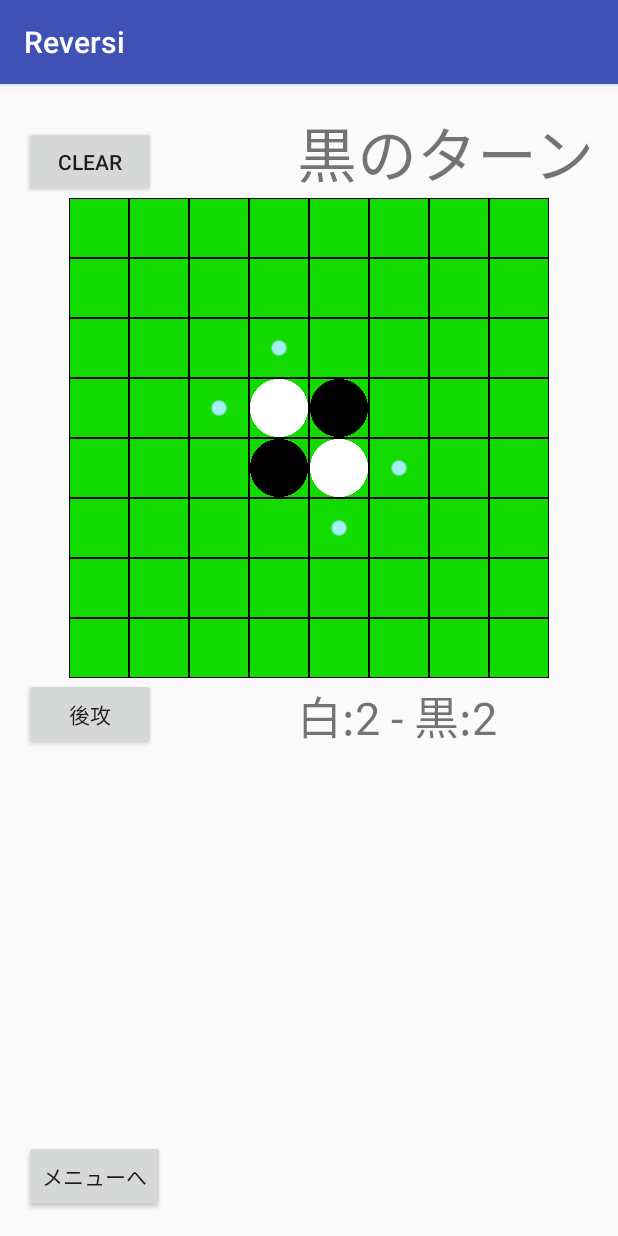
After one commit to kudoh74/Reversi, an Android app: the GameHvsC2 screen opened directly, with no data from a screen before it, on a phone screen of 412 x 824 dp. The commit adds this screen. Run offline under Robolectric (Android 15) with nearby library versions, the phone set to English and light mode, and no system bars.

Commit message:
重み付けで評価するAIを追加
パスした時の処理がうまくいっているのかどうか
相手がパスした時には正常に動くが
自分がパスした時の挙動が正常かどうか

```diff
--- a/app/src/main/AndroidManifest.xml
+++ b/app/src/main/AndroidManifest.xml
@@ -27,6 +27,10 @@
             android:name=".GameHvsC1"
             android:label="@string/app_name">
         </activity>
+        <activity
+            android:name=".GameHvsC2"
+            android:label="@string/app_name">
+        </activity>
     </application>
 
 </manifest>
--- a/app/src/main/java/com/example/tobashunsuke/reversi/Computer.java
+++ b/app/src/main/java/com/example/tobashunsuke/reversi/Computer.java
@@ -2,6 +2,8 @@ package com.example.tobashunsuke.reversi;
 
 import android.util.Log;
 
+import java.util.ArrayList;
+import java.util.List;
 import java.util.Random;
 
 public class Computer {
@@ -10,6 +12,8 @@ public class Computer {
 
     private static int comOrder1 = 2; // cpu
     private static boolean hasTurnChange = false;
+
+    private static List<Integer> weightList = new ArrayList<>(); // 重み付け格納リスト
 
     public int getComOrder1() {
         return comOrder1;
@@ -48,4 +52,92 @@ public class Computer {
         }
     }
 
+    public void initCom2List(){
+        weightList.clear();
+
+        weightList.add(30); // a1
+        weightList.add(-12);
+        weightList.add(0);
+        weightList.add(-1);
+        weightList.add(-1);
+        weightList.add(0);
+        weightList.add(-12);
+        weightList.add(30);
+        weightList.add(-12); // a2
+        weightList.add(-15);
+        weightList.add(-3);
+        weightList.add(-3);
+        weightList.add(-3);
+        weightList.add(-3);
+        weightList.add(-15);
+        weightList.add(-12);
+        weightList.add(0); // a3
+        weightList.add(-3);
+        weightList.add(0);
+        weightList.add(1);
+        weightList.add(1);
+        weightList.add(0);
+        weightList.add(-3);
+        weightList.add(0);
+        weightList.add(-1); // a4
+        weightList.add(-3);
+        weightList.add(-1);
+        weightList.add(-1);
+        weightList.add(-1);
+        weightList.add(-1);
+        weightList.add(-3);
+        weightList.add(-1);
+        weightList.add(-1); // a5
+        weightList.add(-3);
+        weightList.add(-1);
+        weightList.add(-1);
+        weightList.add(-1);
+        weightList.add(-1);
+        weightList.add(-3);
+        weightList.add(-1);
+        weightList.add(0); // a6
+        weightList.add(-3);
+        weightList.add(0);
+        weightList.add(1);
+        weightList.add(1);
+        weightList.add(0);
+        weightList.add(-3);
+        weightList.add(0);
+        weightList.add(-12); // a7
+        weightList.add(-15);
+        weightList.add(-3);
+        weightList.add(-3);
+        weightList.add(-3);
+        weightList.add(-3);
+        weightList.add(-15);
+        weightList.add(-12);
+        weightList.add(30); // a8
+        weightList.add(-12);
+        weightList.add(0);
+        weightList.add(-1);
+        weightList.add(-1);
+        weightList.add(0);
+        weightList.add(-12);
+        weightList.add(30);
+    }
+
+    public int com2AI(){
+        int max = -15; // 重みで一番低い値で初期化
+        int iCntnr = 0; // iの格納場所
+        Log.d("onclick", String.valueOf(gObj.getCanPutList().size()) + "piece");
+        if(gObj.getCanPutList().size() == 1){ // canPutListのサイズが1だと乱数を使えないため
+            return gObj.getCanPutList().get(0);
+        } else if(gObj.getCanPutList().size() < 1){ // canPutListのエラー
+            return -1;
+        } else {
+            for (int i = 0; i < gObj.getCanPutList().size(); i++) {
+                if(max < weightList.get(gObj.getCanPutList().get(i))){
+                    max = weightList.get(gObj.getCanPutList().get(i));
+                    iCntnr = i;
+                }
+            }
+            return gObj.getCanPutList().get(iCntnr); // 配列の個数を引数に0〜n-1の乱数を返しそれを添字にリストの値を返す
+        }
+    }
+
 }
--- /dev/null
+++ b/app/src/main/java/com/example/tobashunsuke/reversi/GameHvsC2.java
@@ -0,0 +1,301 @@
+package com.example.tobashunsuke.reversi;
+
+import android.content.Context;
+import android.graphics.drawable.Drawable;
+import android.support.v7.app.AppCompatActivity;
+import android.os.Bundle;
+import android.util.Log;
+import android.view.LayoutInflater;
+import android.view.View;
+import android.view.ViewGroup;
+import android.widget.AdapterView;
+import android.widget.BaseAdapter;
+import android.widget.Button;
+import android.widget.GridView;
+import android.widget.ImageView;
+import android.widget.TextView;
+
+import java.util.List;
+
+public class GameHvsC2 extends AppCompatActivity {
+    private GridAdapter adapter;
+
+    private InitFlip initFlip = new InitFlip();
+    private GameObject gObj = new GameObject();
+    private Computer computer = new Computer();
+
+    private Button returnGameMode;
+    private Button afterAttack;
+
+    private Button boardClear;
+    private TextView whichTurn;
+    private TextView resultText;
+    private TextView w_bText;
+
+    @Override
+    public void onCreate(Bundle savedInstanceState) {
+        super.onCreate(savedInstanceState);
+        setContentView(R.layout.game_h_vs_c2);
+
+        returnGameMode = (Button) findViewById(R.id.return_gamemode2);
+        afterAttack = (Button) findViewById(R.id.after_attack2);
+
+        boardClear = (Button) findViewById(R.id.button_clear2); // 盤のクリア
+        whichTurn = (TextView) findViewById(R.id.textView_turn2); // どちらのターンか表示
+        resultText = (TextView) findViewById(R.id.textView_result2); // 結果の表示
+        w_bText = (TextView) findViewById(R.id.textView_wb2); // 白と黒の数の表示
+
+        resultText.setText("");
+        setWBText();
+
+        // GridViewのインスタンスを生成
+        final GridView gridview = (GridView) findViewById(R.id.gridview2);
+        // BaseAdapter を継承したGridAdapterのインスタンスを生成
+        // 子要素のレイアウトファイル grid_items.xml を activity_main.xml に inflate するためにGridAdapterに引数として渡す
+        adapter = new GridAdapter(this.getApplicationContext(), R.layout.grid_items, gObj.getImgList());
+        // gridViewにadapterをセット
+        gridview.setAdapter(adapter);
+
+        // /assets/image/以下に画像を入れています
+        // それのパスを取り出す method
+        initFlip.initBoard();
+
+        initFlip.putPlace();// 置ける場所に置ける画像を配置
+
+        initGui(); // guiの初期化
+        computer.setHasTurnChange(false);
+
+        computer.initCom2List(); // 重み付けのリストの初期化
+
+
+        // gridviewをタップしたとき
+        gridview.setOnItemClickListener(new AdapterView.OnItemClickListener() {
+            public void onItemClick(AdapterView<?> parent, View view, int position, long id) {
+
+                if (initFlip.canPut(position) && gObj.getImgList().get(position).equals(gObj.getPiece(3))) { // 置くことができ、置ける画像の場所なら
+
+                    for (int i = 0; i <= 1; i++) {
+
+                        if (i == 0) {
+                            clickAndCom(position);
+                            adapter.notifyDataSetChanged();
+                        } else if(computer.getComOrder1() == gObj.getSTurn()){
+                            Log.e("onclick", "through : 33333");/*
+                            for(int j = 0; j < 8; j++) {
+                                gObj.getImgList().set(8 * j, gObj.getPiece(2));
+                                gObj.getImgList().set((8 * j) + 1, gObj.getPiece(1));
+                                gObj.getImgList().set((8 * j) + 2, gObj.getPiece(0));
+                                gObj.getImgList().set((8 * j) + 3, gObj.getPiece(0));
+                                gObj.getImgList().set((8 * j) + 4, gObj.getPiece(0));
+                                gObj.getImgList().set((8 * j) + 5, gObj.getPiece(0));
+                                gObj.getImgList().set((8 * j) + 6, gObj.getPiece(0));
+                            }*/
+                            while (computer.getComOrder1() == gObj.getSTurn()) {
+                                initFlip.putPlace();// 置ける場所に置ける画像を配置
+                                position = computer.com2AI();
+
+                                if (position == -1) { // エラー、置く場所がない
+                                    gObj.setSTurn(3 - gObj.getSTurn()); // ターンチェンジ
+                                    computer.setHasTurnChange(true); // ターンチェンジしたことを保存
+                                    setWhichTurn();
+                                    Log.e("onclick", "through : 3");
+                                    break;
+                                }
+                                clickAndCom(position);
+                                Log.d("onclick", String.valueOf(position));
+                                adapter.notifyDataSetChanged();
+                                Log.d("onclick", "through : 1");
+                                //computer.waitTime();
+                            }
+                        }
+
+                    }
+                }
+
+                if (computer.getHasTurnChange()) {
+                    setWhichTurn(); // ないとパスした時に相手のターンが表示される
+                    computer.setHasTurnChange(false);
+                    Log.e("onclick", "through : 2");
+                    initFlip.putPlace();// 置ける場所に置ける画像を配置
+                }
+            }
+
+        });
+
+        boardClear.setOnClickListener(new View.OnClickListener() {
+            public void onClick(View v) {
+
+                // クリアボタンを押したら
+                if (v == boardClear) {
+                    initFlip.initBoard(); // 盤の初期化
+                    initGui();
+                    computer.setComOrder1(2); // CPUを後攻に
+
+                    for(int i = 0; i < 5; i++) {/*
+                        gObj.getImgList().set(8 * i, gObj.getPiece(2));
+                        gObj.getImgList().set((8 * i) + 1, gObj.getPiece(1));
+                        gObj.getImgList().set((8 * i) + 2, gObj.getPiece(1));
+                        gObj.getImgList().set((8 * i) + 3, gObj.getPiece(0));
+                        gObj.getImgList().set((8 * i) + 4, gObj.getPiece(0));
+                        gObj.getImgList().set((8 * i) + 5, gObj.getPiece(1));
+                        gObj.getImgList().set((8 * i) + 6, gObj.getPiece(1));*/
+                    }
+                    //gObj.getImgList().set(34, gObj.getPiece(2));
+                    //gObj.getImgList().set(35, gObj.getPiece(0));
+
+                    initFlip.putPlace();// 置ける場所に置ける画像を配置
+                    adapter.notifyDataSetChanged(); // 画面更新
+                    computer.setHasTurnChange(false);
+                }
+
+            }
+        });
+
+        afterAttack.setOnClickListener(new View.OnClickListener() { // 後攻にする
+            public void onClick(View v) {
+                //adapter.notifyDataSetChanged();
+                if(v == afterAttack) {
+                    int position;
+                    initFlip.initBoard();
+                    computer.setComOrder1(1); // 後攻にする
+                    initGui();
+
+                    position = computer.com2AI();
+                    clickAndCom(position);
+                    computer.setHasTurnChange(false); // ターンチェンジしたことを保存
+
+                    adapter.notifyDataSetChanged();
+                }
+            }
+        });
+
+        returnGameMode.setOnClickListener(new View.OnClickListener() { // GameModeクラスに画面遷移
+            public void onClick(View v) {
+                if(v == returnGameMode) {
+                    finish();
+                }
+            }
+        });
+    }
+
+    // guiの処理
+    private void setWhichTurn(){
+        if (gObj.getSTurn() == 1) {
+            whichTurn.setText("黒のターン");
+        } else {
+            whichTurn.setText("白のターン");
+        }
+    }
+    private void setWBText(){
+        w_bText.setText(String.format("白:%d - 黒:%d", gObj.getWCount(), gObj.getBCount()));
+    }
+    private void initGui(){
+        resultText.setText(""); // 結果を消す
+        initFlip.putPlace(); // 置ける場所を表示
+        setWhichTurn();
+
+
+        setWBText();
+    }
+
+    private void clickAndCom(int position){
+
+        //if (initFlip.canPut(position) && !initFlip.isDuplicate(position)) { // 置くことができ、一回打ったところでない
+        if (initFlip.canPut(position) && gObj.getImgList().get(position).equals(gObj.getPiece(3))) { // 置くことができ、置ける画像の場所なら
+
+            if (gObj.getSTurn() == 1) {
+                whichTurn.setText("白のターン");
+                gObj.getImgList().set(position, gObj.getPiece(1)); // 画像を変える
+            } else {
+                whichTurn.setText("黒のターン");
+                gObj.getImgList().set(position, gObj.getPiece(2)); // 画像を変える
+            }
+            initFlip.pBetween(position); // 返す処理
+            gObj.setSTurn(3 - gObj.getSTurn()); // ターンチェンジ
+
+            gObj.setTCount(gObj.getTCount() + 1); // ターンを１進める
+            gObj.setPCount(0); // 置ける場所の初期化
+        }
+        initFlip.putPlace(); // 置ける場所に置ける画像を配置
+
+        // 置く場所がなかったらスキップ処理
+        if(gObj.getPCount() == 0){
+            gObj.setSTurn(3 - gObj.getSTurn()); // ターンチェンジ
+            //setWhichTurn(); // どちらのターンかテキストに描画
+            computer.setHasTurnChange(true); // ターンチェンジしたことを保存
+            initFlip.putPlace();
+            if (gObj.getPCount() == 0) gObj.setSkipTurn(true); // 一人が置く場所がなくもう一人も置く場所がなかったら
+        }
+
+        initFlip.countAllWB(); // 石の数を数える
+
+        setWBText(); // 各々の石の個数を記入
+
+        // 終了判定
+        if (gObj.getTCount() >= 60 || gObj.getSkipTurn()) { // 60ターン以上になるか、両方とも置けなかったら
+            if (gObj.getWCount() < gObj.getBCount()) {
+                resultText.setText("黒の勝ち");
+            } else if (gObj.getWCount() > gObj.getBCount()) {
+                resultText.setText("白の勝ち");
+            } else if (gObj.getWCount() == gObj.getBCount()) {
+                resultText.setText("引き分け");
+            }
+        }
+
+    }
+
+    class ViewHolder {
+        ImageView imageView;
+    }
+
+    // BaseAdapter を継承した GridAdapter クラスのインスタンス生成
+    class GridAdapter extends BaseAdapter {
+        private LayoutInflater inflater;
+        private int layoutId;
+
+        public GridAdapter(Context context, int layoutId, List<String> imgList) {
+            super();
+            this.inflater = (LayoutInflater) context.getSystemService(Context.LAYOUT_INFLATER_SERVICE);
+            this.layoutId = layoutId;
+        }
+
+        @Override
+        public View getView(int position, View convertView, ViewGroup parent) {
+            String mFilepath = gObj.getImgList().get(position);
+
+            ViewHolder holder;
+            if (convertView == null) {
+                // main.xml の <GridView .../> に grid_items.xml を inflate して convertView とする
+                convertView = inflater.inflate(layoutId, parent, false);
+                // ViewHolder を生成
+                holder = new ViewHolder();
+                holder.imageView = (ImageView) convertView.findViewById(R.id.imageview);
+                convertView.setTag(holder);
+            } else {
+                holder = (ViewHolder) convertView.getTag();
+            }
+
+            int id = getResources().getIdentifier(mFilepath, "drawable", getPackageCodePath());
+            Drawable d = getResources().getDrawable(id);
+            holder.imageView.setImageDrawable(d);
+
+            return convertView;
+        }
+
+        @Override
+        public int getCount() {
+            // List<String> imgList の全要素数を返す
+            return gObj.getImgList().size();
+        }
+
+        @Override
+        public Object getItem(int position) {
+            return null;
+        }
+
+        @Override
+        public long getItemId(int position) {
+            return 0;
+        }
+    }
+}
--- /dev/null
+++ b/app/src/main/res/layout/game_h_vs_c2.xml
@@ -0,0 +1,78 @@
+<?xml version="1.0" encoding="utf-8"?>
+<RelativeLayout xmlns:android="http://schemas.android.com/apk/res/android"
+    xmlns:tools="http://schemas.android.com/tools"
+    android:layout_width="match_parent"
+    android:layout_height="match_parent"
+    android:paddingBottom="@dimen/activity_vertical_margin"
+    android:paddingLeft="@dimen/activity_horizontal_margin"
+    android:paddingRight="@dimen/activity_horizontal_margin"
+    android:paddingTop="@dimen/activity_vertical_margin"
+    tools:context="com.example.tobashunsuke.reversi.GameHvsC2">
+
+    <GridView
+        android:id="@+id/gridview2"
+        android:layout_width="320dp"
+        android:layout_height="320dp"
+        android:background="#000000"
+        android:gravity="center"
+        android:horizontalSpacing="0dp"
+        android:verticalSpacing="0dp"
+        android:numColumns="8"
+        android:stretchMode="columnWidth"
+        android:layout_below="@+id/button_clear2"
+        android:layout_centerHorizontal="true" />
+
+    <Button
+        android:layout_width="wrap_content"
+        android:layout_height="wrap_content"
+        android:text="clear"
+        android:id="@+id/button_clear2"
+        android:layout_alignBottom="@+id/textView_turn2"
+        android:layout_alignParentStart="true" />
+
+    <TextView
+        android:layout_width="wrap_content"
+        android:layout_height="wrap_content"
+        android:text="New Text"
+        android:id="@+id/textView_turn2"
+        android:textSize="40dp"
+        android:layout_alignParentTop="true"
+        android:layout_alignParentEnd="true" />
+
+    <TextView
+        android:layout_width="wrap_content"
+        android:layout_height="wrap_content"
+        android:text="New Text"
+        android:id="@+id/textView_wb2"
+        android:textSize="30dp"
+        android:layout_alignBottom="@+id/after_attack2"
+        android:layout_alignStart="@+id/textView_turn2" />
+
+    <TextView
+        android:layout_width="wrap_content"
+        android:layout_height="wrap_content"
+        android:text="New Text"
+        android:id="@+id/textView_result2"
+        android:textSize="30dp"
+        android:textColor="#ff0000"
+        android:layout_centerHorizontal="true"
+        android:layout_alignParentBottom="true" />
+
+    <Button
+        android:layout_width="wrap_content"
+        android:layout_height="wrap_content"
+        android:text="メニューへ"
+        android:id="@+id/return_gamemode2"
+        android:layout_alignParentBottom="true"
+        android:layout_alignParentStart="true" />
+
+    <Button
+        android:layout_width="wrap_content"
+        android:layout_height="wrap_content"
+        android:text="後攻"
+        android:id="@+id/after_attack2"
+        android:layout_below="@+id/gridview2"
+        android:layout_alignParentStart="true" />
+
+
+</RelativeLayout>
--- a/app/src/main/res/layout/game_mode.xml
+++ b/app/src/main/res/layout/game_mode.xml
@@ -21,7 +21,7 @@
     <Button
         android:layout_width="wrap_content"
         android:layout_height="wrap_content"
-        android:text="人　対　COM"
+        android:text="人 対 COM:Level 1"
         android:id="@+id/human_vs_computer_level_1"
         android:layout_below="@+id/human_vs_human"
         android:layout_centerHorizontal="true" />
@@ -29,7 +29,7 @@
     <Button
         android:layout_width="wrap_content"
         android:layout_height="wrap_content"
-        android:text="New Button"
+        android:text="人 対 COM:Level 2"
         android:id="@+id/human_vs_computer_level_2"
         android:layout_below="@+id/human_vs_computer_level_1"
         android:layout_centerHorizontal="true" />
```
Also changed, not shown: app/src/main/java/com/example/tobashunsuke/reversi/GameMode.java (+10 -0 lines).
